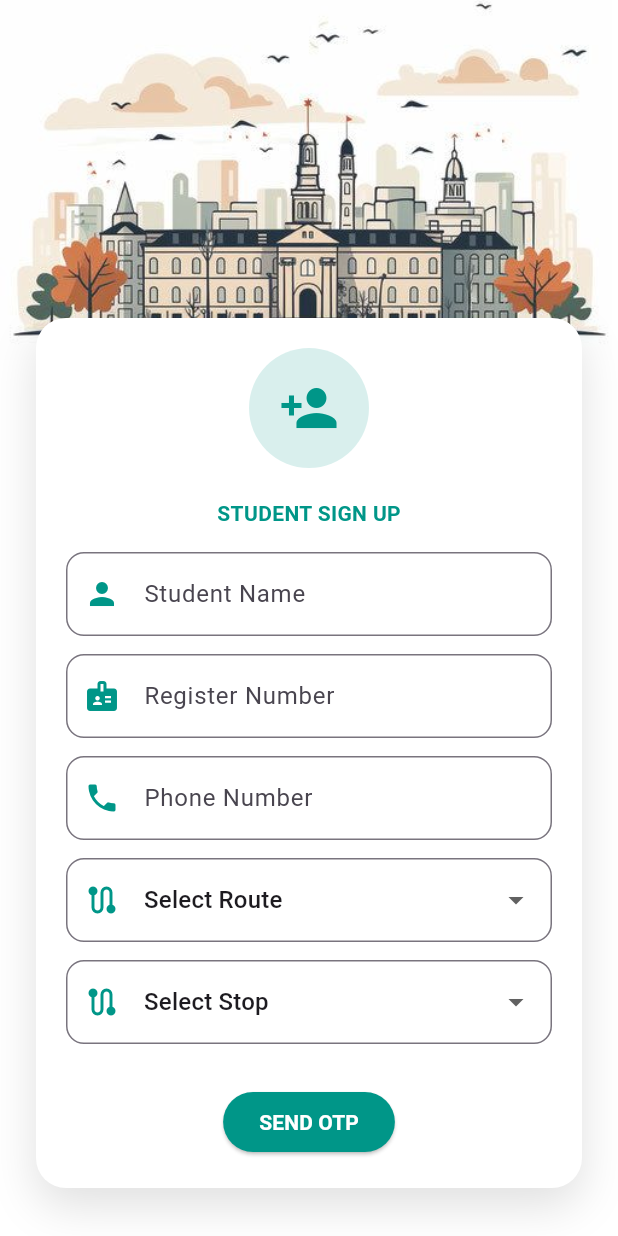
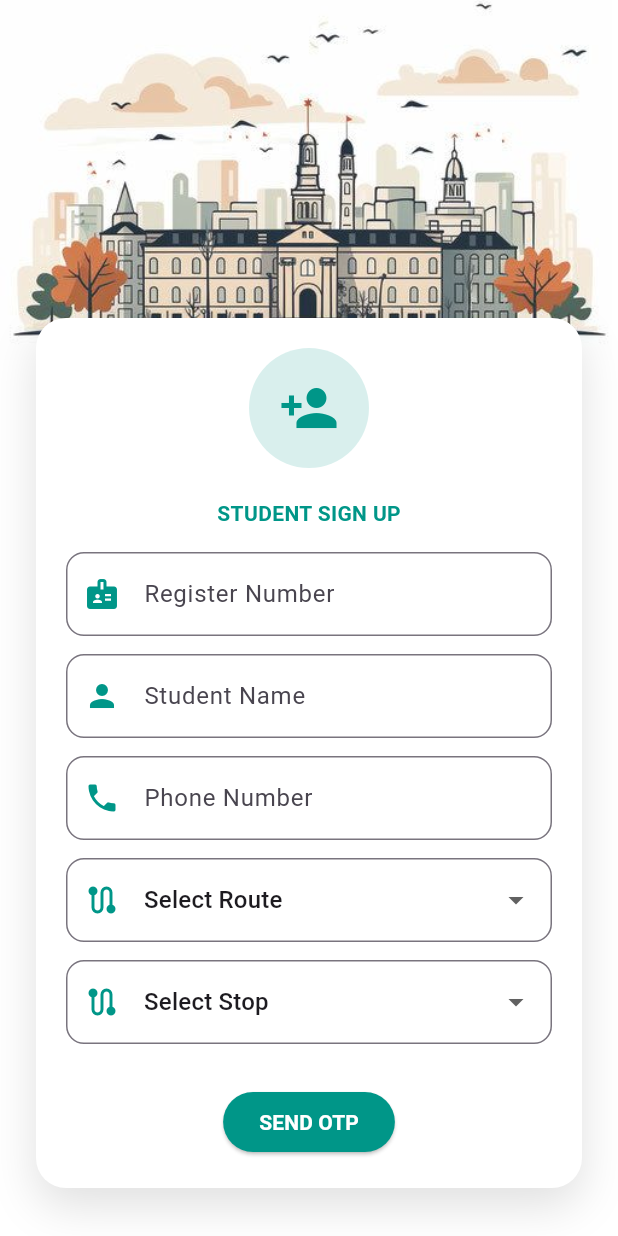
Before and after one commit to veeraworks/flutter_codes, a Flutter app: the StudentSignupPage screen opened directly, on a phone screen of 412 x 824 dp. Run offline on Flutter 3.47's test engine with Material 3 defaults, Android fonts, the phone set to English and light mode, and no system bars; our stand-ins replace connectivity_plus, firebase_auth, firebase_core, firebase_database, geolocator, google_maps_flutter and 1 more; accounts and stored records are empty.

Commit message:
Refactor StudentSignupPage layout and logic

```diff
--- a/lib/student_signup_page.dart
+++ b/lib/student_signup_page.dart
@@ -337,8 +337,8 @@ class _StudentSignupPageState extends State<StudentSignupPage> {
 
                         const SizedBox(height: 16),
 
-                        inputBox(nameController, "Student Name", Icons.person),
-                        inputBox(regController, "Register Number", Icons.badge),
+                        inputBox(nameController, "Register Number", Icons.badge),
+                        inputBox(regController, "Student Name", Icons.person),
                         inputBox(phoneController, "Phone Number", Icons.phone,
                             type: TextInputType.phone),
 
```
